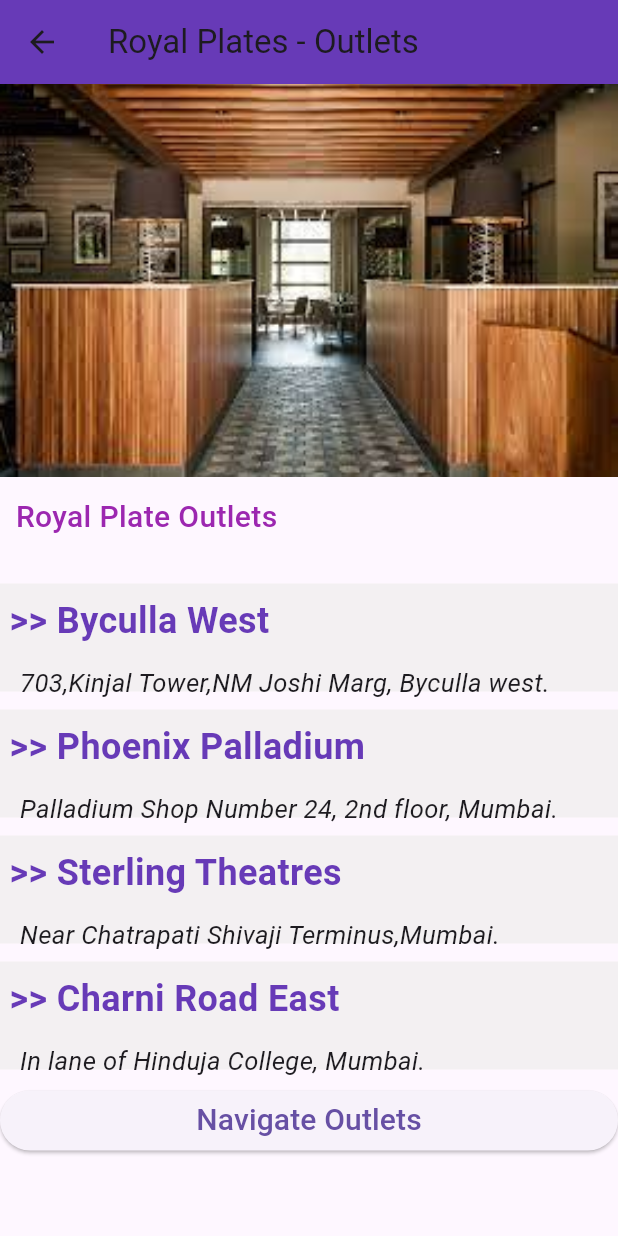
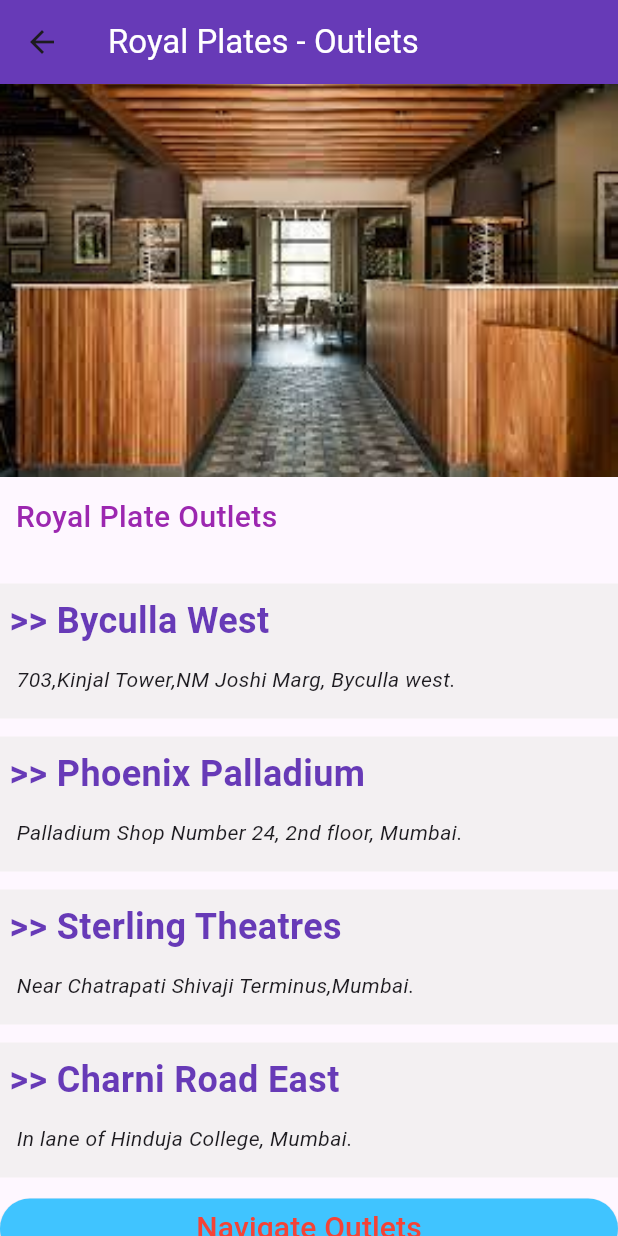
Before and after one commit to LAKSH3002/Food_Company_App, a Flutter app: the Outlets screen opened directly, on a phone screen of 412 x 824 dp. Run offline on Flutter 3.47's test engine with Material 2 defaults, Android fonts, the light colour scheme and no system bars; our stand-ins replace animated_splash_screen; missing offline and left inert: dialog_flowtter; project files that could hold a hidden picture were left out.

Commit message:
Changes wrt overflow

```diff
--- a/royal_plate/lib/Chatbot/chatbot.dart
+++ b/royal_plate/lib/Chatbot/chatbot.dart
@@ -45,7 +45,7 @@
     return Scaffold(
 
       appBar: AppBar(
-        title: Text('Royal Plate Chat Bot'),
+        title: Text('Royal Plate Chat Bot',style: TextStyle(color: Colors.white),),
         backgroundColor: Colors.deepPurple,
       ),
 
@@ -57,11 +57,11 @@
 
             Container(
               padding: EdgeInsets.symmetric(horizontal: 14,vertical: 8),
-              color: Color.fromARGB(255, 143, 127, 49),
+              color: Color.fromARGB(255, 212, 210, 202),
               child: Row(children: [
                 Expanded(
                 child: TextField(controller: _controller,
-                style: TextStyle(color: Colors.white,fontSize: 24),)),
+                style: TextStyle(color: Colors.black,fontSize: 24),)),
 
                 IconButton(onPressed: (){
                   sendMessages(_controller.text);
--- a/royal_plate/lib/HomeScreen.dart
+++ b/royal_plate/lib/HomeScreen.dart
@@ -1,6 +1,7 @@
 import 'package:flutter/cupertino.dart';
 import 'package:royal_plate/Accounts.dart';
 import 'package:royal_plate/Chatbot/chatbot.dart';
+import 'package:royal_plate/OnBoarding15.dart';
 import 'package:royal_plate/OnBoarding4.dart';
 import 'package:royal_plate/Outlets.dart';
 import 'package:royal_plate/SetFav_home.dart';
@@ -707,7 +708,9 @@
                 leading: Icon(Icons.logout_sharp),
                 onTap: () {
                   setState(() {
-
+                    Navigator.of(context).push(MaterialPageRoute(
+                    builder: (BuildContext context) =>
+                    const OnBoarding15()));
                   });
                 },
               ),
--- a/royal_plate/lib/Outlets.dart
+++ b/royal_plate/lib/Outlets.dart
@@ -16,7 +16,7 @@
       appBar: AppBar
       (
         backgroundColor: Colors.deepPurple,
-        title: const Text("Royal Plates - Outlets"),
+        title: const Text("Royal Plates - Outlets",style: TextStyle(color: Colors.white),),
       ),
 
       body: Center(
@@ -39,7 +39,7 @@
             Container(
               color: Color.fromARGB(210, 241, 239, 239),
               width: 400,
-              height: 72,
+              height: 90,
               child: Column(
                 crossAxisAlignment: CrossAxisAlignment.start,
                 mainAxisAlignment: MainAxisAlignment.start,
@@ -50,7 +50,7 @@
 
                   SizedBox(height: 12,),
                   Text("   703,Kinjal Tower,NM Joshi Marg, Byculla west.",
-                  style: TextStyle(fontSize: 17,fontStyle: FontStyle.italic),),
+                  style: TextStyle(fontSize: 14,fontStyle: FontStyle.italic),),
                 ],
               ),
             ),
@@ -61,7 +61,7 @@
             Container(
               color: Color.fromARGB(210, 241, 239, 239),
               width: 400,
-              height: 72,
+              height: 90,
               child: Column(
                 crossAxisAlignment: CrossAxisAlignment.start,
                 mainAxisAlignment: MainAxisAlignment.start,
@@ -72,7 +72,7 @@
 
                   SizedBox(height: 12,),
                   Text("   Palladium Shop Number 24, 2nd floor, Mumbai.",
-                  style: TextStyle(fontSize: 17,fontStyle: FontStyle.italic),),
+                  style: TextStyle(fontSize: 14,fontStyle: FontStyle.italic),),
                 ],
               ),
             ),
@@ -83,7 +83,7 @@
             Container(
               color: Color.fromARGB(210, 241, 239, 239),
               width: 400,
-              height: 72,
+              height: 90,
               child: Column(
                 crossAxisAlignment: CrossAxisAlignment.start,
                 mainAxisAlignment: MainAxisAlignment.start,
@@ -94,7 +94,7 @@
 
                   SizedBox(height: 12,),
                   Text("   Near Chatrapati Shivaji Terminus,Mumbai.",
-                  style: TextStyle(fontSize: 17,fontStyle: FontStyle.italic),),
+                  style: TextStyle(fontSize: 14,fontStyle: FontStyle.italic),),
                 ],
               ),
             ),
@@ -105,7 +105,7 @@
             Container(
               color: Color.fromARGB(210, 241, 239, 239),
               width: 400,
-              height: 72,
+              height: 90,
               child: Column(
                 crossAxisAlignment: CrossAxisAlignment.start,
                 mainAxisAlignment: MainAxisAlignment.start,
@@ -116,7 +116,7 @@
 
                   SizedBox(height: 12,),
                   Text("   In lane of Hinduja College, Mumbai.",
-                  style: TextStyle(fontSize: 17,fontStyle: FontStyle.italic),),
+                  style: TextStyle(fontSize: 14,fontStyle: FontStyle.italic),),
                 ],
               ),
             ),
@@ -125,10 +125,13 @@
 
 
             ElevatedButton(
+              style: ElevatedButton.styleFrom(
+                backgroundColor: Colors.lightBlueAccent
+              ),
             onPressed: (){
 
             },
-            child: Text("Navigate Outlets",style: TextStyle(fontSize: 20),))
+            child: Text("Navigate Outlets",style: TextStyle(fontSize: 20,color: Colors.red),))
           ],
         ),
       ),
```
